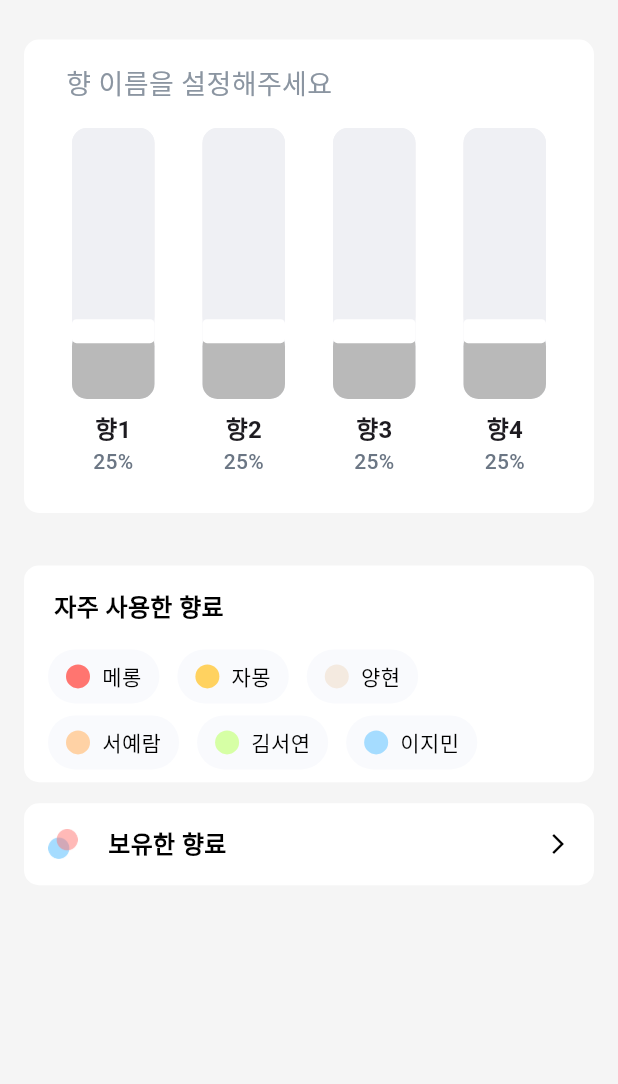
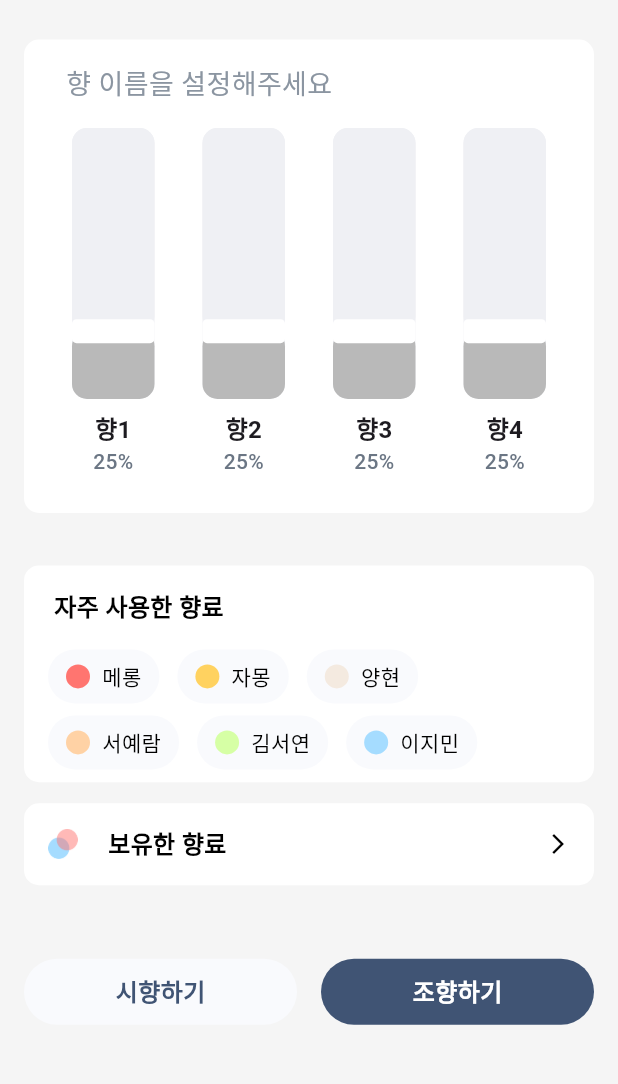
Before and after one commit to WhoingYang/LG_DX_PROJECT, a Flutter app: the MySmellPage screen opened directly, on a phone screen of 412 x 824 dp, the part 58-1142 px from its top. Run offline on Flutter 3.47's test engine with Material 3 defaults, Android fonts, the phone set to English and light mode, and no system bars; our stand-ins replace flutter_gemini, flutter_local_notifications; Roboto replaces fonts that are missing (Pretendard); project files that could hold a hidden picture were left out.

```diff
--- a/lib/mysmell.dart
+++ b/lib/mysmell.dart
@@ -491,6 +491,63 @@ class _MySmellPageState extends State<MySmellPage> {
               ],
             ),
           ),
+
+          Align(
+            alignment: Alignment.bottomCenter,
+            child: Padding(
+              padding:
+                  const EdgeInsets.symmetric(vertical: 45.0, horizontal: 16.0),
+              child: Row(
+                mainAxisAlignment: MainAxisAlignment.spaceBetween,
+                children: [
+                  // 첫 번째 네모
+                  Expanded(
+                    child: Container(
+                      height: 44, // 높이
+                      margin: const EdgeInsets.only(right: 8.0), // 두 네모 사이 간격
+                      decoration: BoxDecoration(
+                        color: const Color(0xFFF9FAFD), // 배경색
+                        borderRadius: BorderRadius.circular(30), // 둥근 모서리
+                      ),
+                      child: Center(
+                        child: Text(
+                          "시향하기", // 텍스트
+                          style: TextStyle(
+                            fontFamily: 'Pretendard',
+                            fontSize: 16,
+                            fontWeight: FontWeight.w600,
+                            color: Color(0xff405474),
+                          ),
+                        ),
+                      ),
+                    ),
+                  ),
+                  // 두 번째 네모
+                  Expanded(
+                    child: Container(
+                      height: 44, // 높이
+                      margin: const EdgeInsets.only(left: 8.0), // 두 네모 사이 간격
+                      decoration: BoxDecoration(
+                        color: const Color(0xff405474), // 배경색
+                        borderRadius: BorderRadius.circular(30), // 둥근 모서리
+                      ),
+                      child: Center(
+                        child: Text(
+                          "조향하기", // 텍스트
+                          style: TextStyle(
+                            fontFamily: 'Pretendard',
+                            fontSize: 16,
+                            fontWeight: FontWeight.w600,
+                            color: Colors.white,
+                          ),
+                        ),
+                      ),
+                    ),
+                  ),
+                ],
+              ),
+            ),
+          ),
         ],
       ),
     );
--- a/pubspec.yaml
+++ b/pubspec.yaml
@@ -33,7 +33,7 @@ dependencies:
   provider: ^6.0.3
   flutter_gemini: 2.0.5
   keyboard_actions: ^4.0.0
-
+  flutter_local_notifications: ^15.0.0
 
   # The following adds the Cupertino Icons font to your application.
   # Use with the CupertinoIcons class for iOS style icons.
```
Also changed, not shown: lib/chatsoom.dart (+5 -3 lines), lib/main.dart (+34 -1 lines), lib/secondmodal.dart (+67 -3 lines), pubspec.lock, 11 other files.
